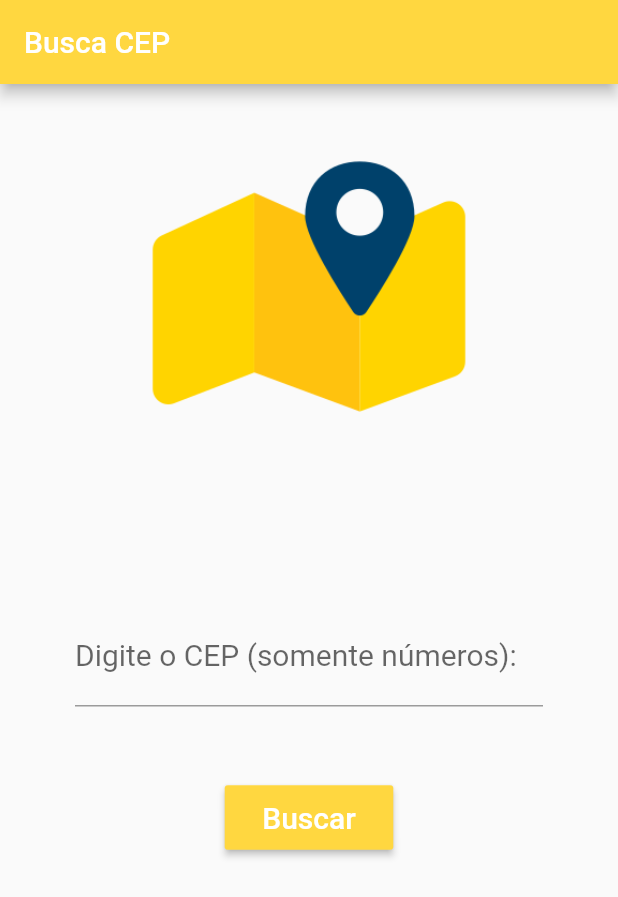
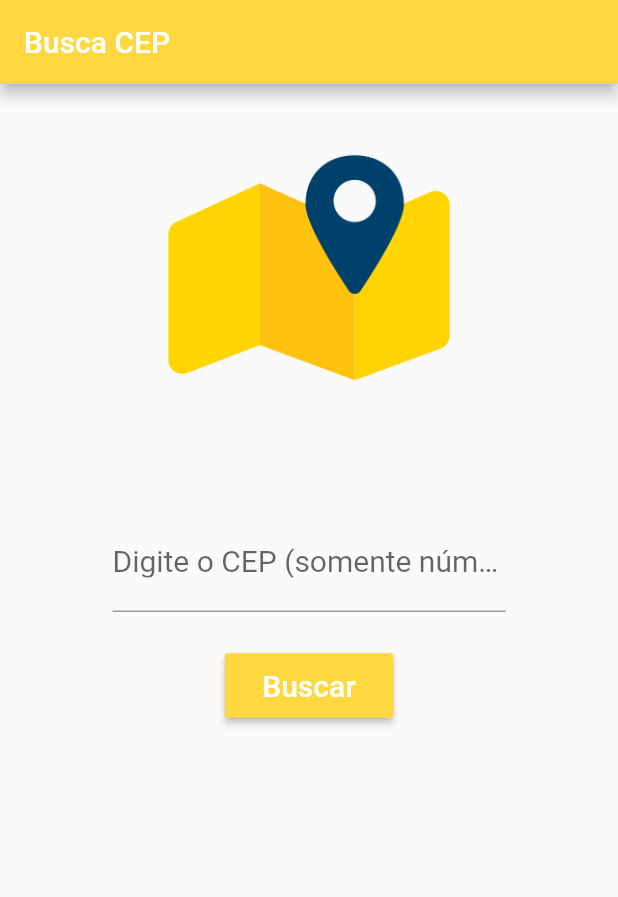
Before and after one commit to danielperesjr/busca-cep-flutter, a Flutter app: the screen it shows after launch, after a tap on "Buscar", on a phone screen of 412 x 824 dp. Shown: the top 897 px of the screen. Run offline on Flutter 3.47's test engine with Material 2 defaults, Android fonts, the phone set to English and light mode, and no system bars; network calls fail.

```diff
--- a/lib/Home.dart
+++ b/lib/Home.dart
@@ -1,4 +1,6 @@
 import 'package:flutter/material.dart';
+import 'package:http/http.dart' as http;
+import 'dart:convert';
 
 class Home extends StatefulWidget {
   const Home({Key? key}) : super(key: key);
@@ -10,6 +12,34 @@ class Home extends StatefulWidget {
 class _HomeState extends State<Home> {
 
   String _resultado = "";
+  TextEditingController _controllerCep = TextEditingController();
+
+  void _recuperarCep() async {
+    String _cepDigitado = _controllerCep.text;
+    String url = "https://viacep.com.br/ws/${_cepDigitado}/json/";
+
+    http.Response response;
+    response = await http.get(Uri.parse(url));
+
+    Map<String, dynamic> retorno = json.decode(response.body);
+
+    String _logradouro = retorno["logradouro"];
+    String _complemento = retorno["complemento"];
+    String _bairro = retorno["bairro"];
+    String _localidade = retorno["localidade"];
+    String _uf = retorno["uf"];
+
+    //TODO implementar validação de CEP inválido/resposta da API != 200
+    setState(() {
+      _resultado = "${_logradouro}, ${_complemento}, ${_bairro}, ${_localidade}, ${_uf}";
+    });
+
+    _limparCampos();
+  }
+
+  void _limparCampos(){
+    _controllerCep.text = "";
+  }
 
   @override
   Widget build(BuildContext context) {
@@ -21,29 +51,27 @@ class _HomeState extends State<Home> {
       body: Container(
         child: SingleChildScrollView(
           child: Column(
-            // mainAxisAlignment: MainAxisAlignment.center,
-            crossAxisAlignment: CrossAxisAlignment.center,
             children: [
               Padding(
                 padding: EdgeInsets.only(top: 10, bottom: 10),
                 child: Image.asset(
                   "images/logo.png",
-                  height: 250,
-                  width: 250,
+                  height: 225,
+                  width: 225,
                 ),
               ),
               Padding(
-                padding: EdgeInsets.only(bottom: 50),
+                padding: EdgeInsets.only(left: 25, right: 25, bottom: 15),
                 child: Text(
                   _resultado,
                   style: TextStyle(
-                      fontSize: 25,
+                      fontSize: 22,
                       fontWeight: FontWeight.bold
                   ),
                 ),
               ),
               Padding(
-                padding: EdgeInsets.only(left: 50, right: 50, bottom: 50),
+                padding: EdgeInsets.only(left: 75, right: 75, bottom: 25),
                 child: TextField(
                   keyboardType: TextInputType.number,
                   decoration: InputDecoration(
@@ -52,6 +80,7 @@ class _HomeState extends State<Home> {
                   style: TextStyle(
                       fontSize: 20
                   ),
+                  controller: _controllerCep
                 ),
               ),
               MaterialButton(
@@ -64,7 +93,7 @@ class _HomeState extends State<Home> {
                         fontSize: 20
                     ),
                   ),
-                  onPressed: (){}
+                  onPressed: _recuperarCep
               ),
             ],
           ),
--- a/pubspec.yaml
+++ b/pubspec.yaml
@@ -36,6 +36,7 @@ dependencies:
   # The following adds the Cupertino Icons font to your application.
   # Use with the CupertinoIcons class for iOS style icons.
   cupertino_icons: ^1.0.2
+  http: ^0.13.5
 
 dev_dependencies:
   flutter_test:
```
Also changed, not shown: pubspec.lock.
